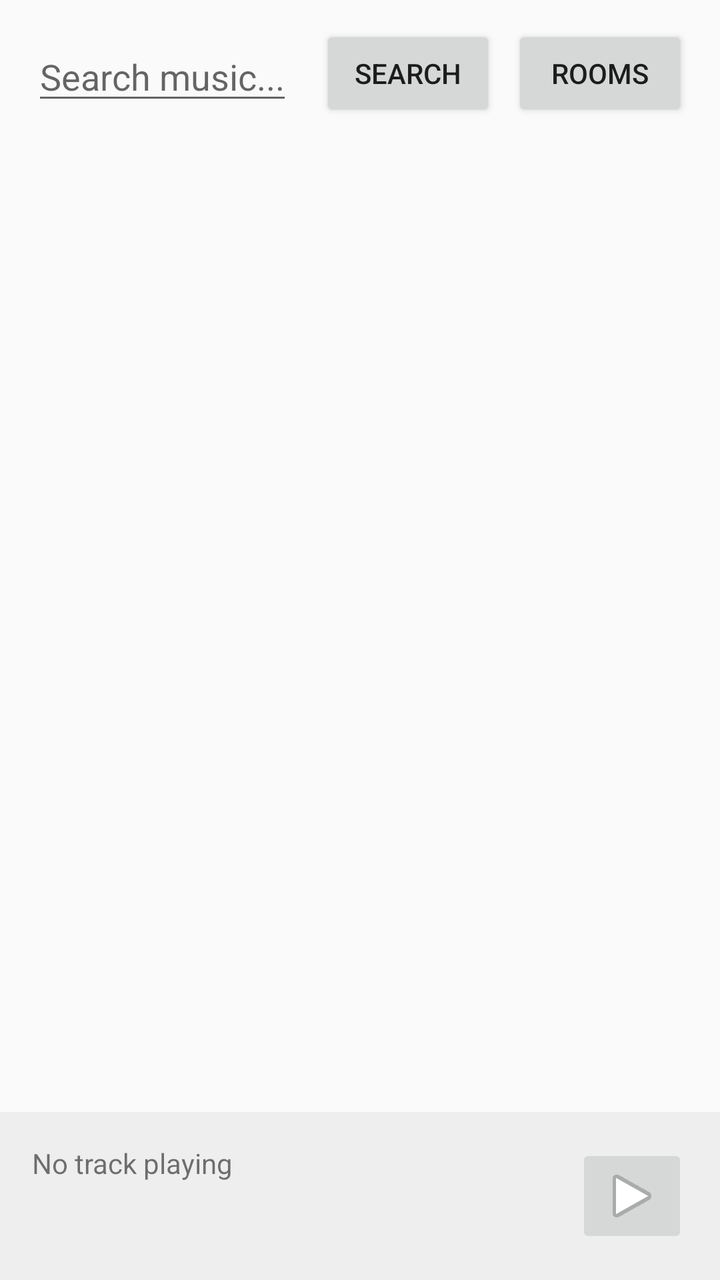
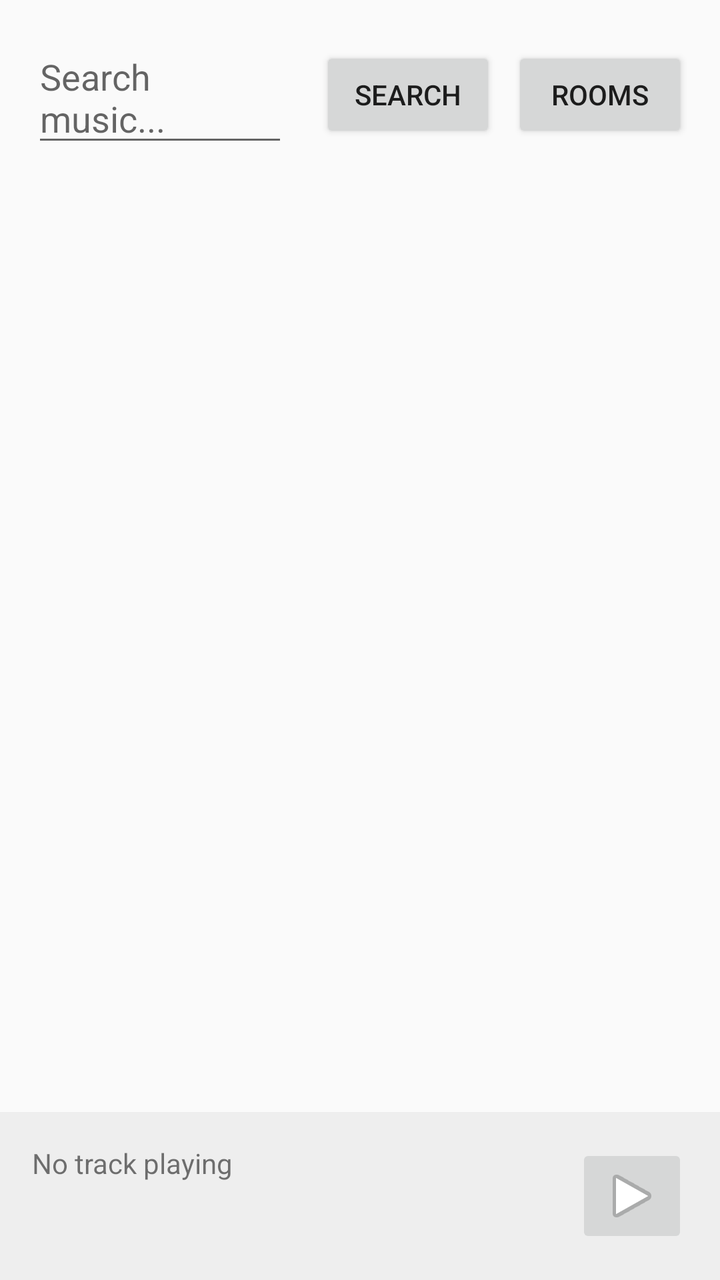

Compare the two renders of this Android layout. The source of the first and the diff that turns it into the second are given below.
<!-- AndroidManifest.xml: application theme Theme.MusicalChat -->
<!-- res/layout/activity_main.xml -->
<?xml version="1.0" encoding="utf-8"?>
<androidx.constraintlayout.widget.ConstraintLayout xmlns:android="http://schemas.android.com/apk/res/android"
    xmlns:app="http://schemas.android.com/apk/res-auto"
    xmlns:tools="http://schemas.android.com/tools"
    android:id="@+id/main"
    android:layout_width="match_parent"
    android:layout_height="match_parent"
    tools:context=".MainActivity">

    <EditText
        android:id="@+id/etSearch"
        android:layout_width="0dp"
        android:layout_height="wrap_content"
        android:hint="Search music..."
        android:layout_margin="16dp"
        app:layout_constraintTop_toTopOf="parent"
        app:layout_constraintStart_toStartOf="parent"
        app:layout_end_toStartOf="@id/btnSearch" />

    <Button
        android:id="@+id/btnSearch"
        android:layout_width="wrap_content"
        android:layout_height="wrap_content"
        android:text="Search"
        android:layout_marginEnd="8dp"
        app:layout_constraintTop_toTopOf="@id/etSearch"
        app:layout_constraintBottom_toBottomOf="@id/etSearch"
        app:layout_constraintEnd_toStartOf="@id/btnRooms" />

    <Button
        android:id="@+id/btnRooms"
        android:layout_width="wrap_content"
        android:layout_height="wrap_content"
        android:text="Rooms"
        android:layout_marginEnd="16dp"
        app:layout_constraintTop_toTopOf="@id/etSearch"
        app:layout_constraintBottom_toBottomOf="@id/etSearch"
        app:layout_constraintEnd_toEndOf="parent" />

    <androidx.recyclerview.widget.RecyclerView
        android:id="@+id/rvTracks"
        android:layout_width="match_parent"
        android:layout_height="0dp"
        app:layout_constraintTop_toBottomOf="@id/etSearch"
        app:layout_constraintBottom_toTopOf="@id/playerControls" />

    <LinearLayout
        android:id="@+id/playerControls"
        android:layout_width="match_parent"
        android:layout_height="wrap_content"
        android:orientation="horizontal"
        android:padding="16dp"
        android:background="#EEE"
        app:layout_constraintBottom_toBottomOf="parent">

        <TextView
            android:id="@+id/tvCurrentTrack"
            android:layout_width="0dp"
            android:layout_height="wrap_content"
            android:layout_weight="1"
            android:text="No track playing" />

        <ImageButton
            android:id="@+id/btnPlayPause"
            android:layout_width="wrap_content"
            android:layout_height="wrap_content"
            android:src="@android:drawable/ic_media_play" />

    </LinearLayout>

</androidx.constraintlayout.widget.ConstraintLayout>
<!-- resources referenced by this layout -->
<resources>
  <style name="Theme.MusicalChat" parent="Base.Theme.MusicalChat" />
  <style name="Base.Theme.MusicalChat" parent="Theme.AppCompat.DayNight.NoActionBar">
          
          
      </style>
</resources>

<!-- the commit's change to res/layout/activity_main.xml (unified diff, before → after) -->
@@ -15,7 +15,7 @@
         android:layout_margin="16dp"
         app:layout_constraintTop_toTopOf="parent"
         app:layout_constraintStart_toStartOf="parent"
-        app:layout_end_toStartOf="@id/btnSearch" />
+        app:layout_constraintEnd_toStartOf="@id/btnSearch" />
 
     <Button
         android:id="@+id/btnSearch"
